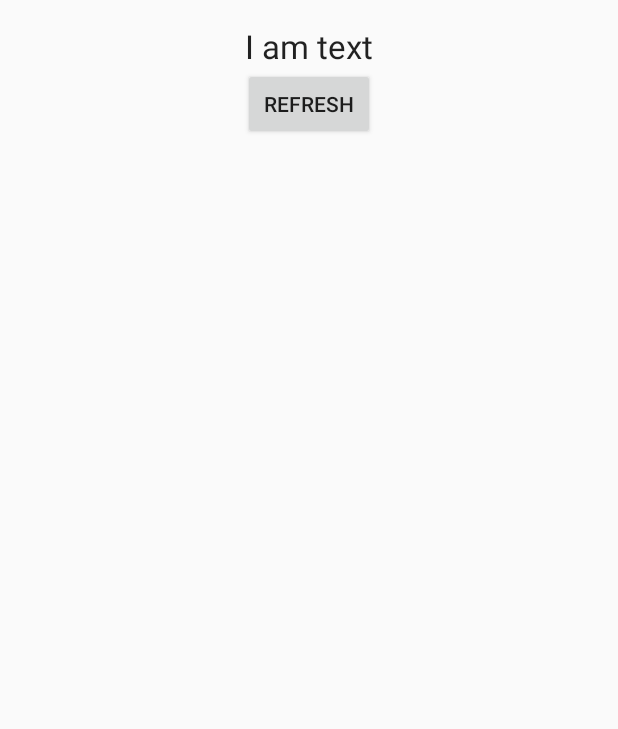
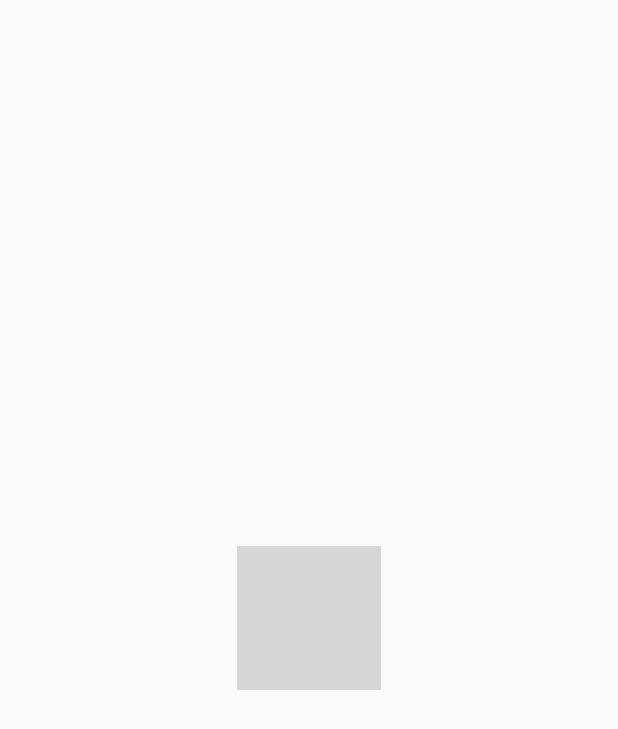
Before and after one commit to teejay427/XocoRPG, an Android app: the layout activity_main.xml on its own in the app's theme, with its tools: preview values and no code run, on a phone screen of 412 x 824 dp. Shown: the top 729 px of the screen. Run offline under Robolectric (Android 15) with nearby library versions, the phone set to English and light mode, and no system bars.

Commit message:
working on character sprite

```diff
--- /dev/null
+++ b/app/src/main/java/com/xocogames/xocorpg/CharacterView.java
@@ -0,0 +1,71 @@
+package com.xocogames.xocorpg;
+
+import android.content.Context;
+import android.graphics.Bitmap;
+import android.graphics.BitmapFactory;
+import android.graphics.Canvas;
+import android.graphics.Paint;
+import android.util.AttributeSet;
+import android.view.View;
+
+import com.xocogames.xocorpg.R;
+
+public class CharacterView extends View {
+
+	Paint characterPaint;
+	Bitmap characterPic;
+	int canvasWidth;
+	int canvasHeight;
+
+	public CharacterView( Context context ){
+		super( context );
+		init( null, 0 );
+	}
+
+	public CharacterView( Context context, AttributeSet attrs ){
+		super( context, attrs );
+		init( attrs, 0 );
+	}
+
+	public CharacterView( Context context, AttributeSet attrs, int defStyle ){
+		super( context, attrs, defStyle );
+		init( attrs, defStyle );
+	}
+
+	private void init( AttributeSet attrs, int defStyle ){
+		characterPaint = new Paint( Paint.ANTI_ALIAS_FLAG );
+		initializeCharacter();
+	}
+
+	@Override
+	protected void onDraw( Canvas canvas ){
+		super.onDraw( canvas );
+
+		canvasWidth = canvas.getWidth();
+		canvasHeight = canvas.getHeight();
+
+		canvas.drawBitmap( characterPic, canvasWidth / 2 - characterPic.getWidth() / 2, canvasHeight / 2 - characterPic.getHeight() / 2, characterPaint );
+	}
+
+	void initializeCharacter(){
+		characterPic = BitmapFactory.decodeResource( this.getResources(), R.drawable.dwalk1 );
+	}
+
+	void pointCharacter( int direction ){
+		switch( direction ){
+			case 0:
+				characterPic = BitmapFactory.decodeResource( this.getResources(), R.drawable.uwalk1 );
+				break;
+			case 1:
+				characterPic = BitmapFactory.decodeResource( this.getResources(), R.drawable.rwalk1 );
+				break;
+			case 2:
+				characterPic = BitmapFactory.decodeResource( this.getResources(), R.drawable.dwalk1 );
+				break;
+			case 3:
+				characterPic = BitmapFactory.decodeResource( this.getResources(), R.drawable.lwalk1 );
+				break;
+		}
+	}
+
+}
--- a/app/src/main/res/layout/activity_main.xml
+++ b/app/src/main/res/layout/activity_main.xml
@@ -11,23 +11,12 @@
 	android:paddingTop="@dimen/activity_vertical_margin"
 	tools:context="com.xocogames.xocorpg.MainActivity">
 
-	<TextView
-		android:layout_width="wrap_content"
-		android:layout_height="wrap_content"
-		android:text="@string/dummyText"
-		android:id="@+id/nameLabel"
-		android:textAppearance="@android:style/TextAppearance.Material.Large"
+
+	<view
+		android:layout_width="match_parent"
+		android:layout_height="match_parent"
+		class="com.xocogames.xocorpg.CharacterView"
 		android:layout_alignParentTop="true"
-		android:layout_centerHorizontal="true" />
-
-	<Button
-		android:id="@+id/refreshButton"
-		android:layout_width="wrap_content"
-		android:layout_height="wrap_content"
-		android:layout_below="@+id/nameLabel"
-		android:layout_centerHorizontal="true"
-		android:text="@string/refresh"
-		android:onClick="onRefreshButtonClick" />
-
-
+		android:layout_alignParentStart="true"
+		android:id="@+id/view" />
 </RelativeLayout>
```
Also changed, not shown: app/src/main/java/com/xocogames/xocorpg/MainActivity.java (+0 -18 lines), app/src/main/res/values/attrs_character_view.xml (added, +8 -0 lines).
